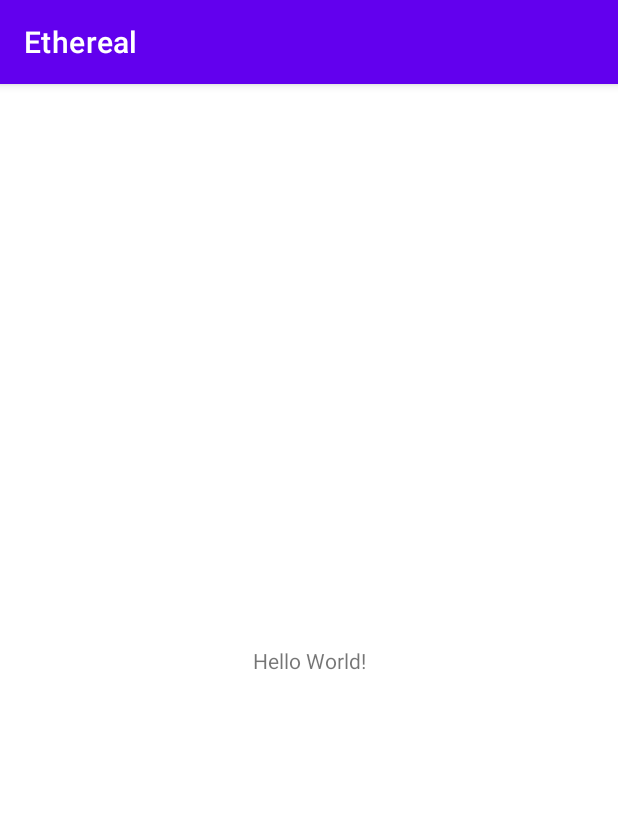
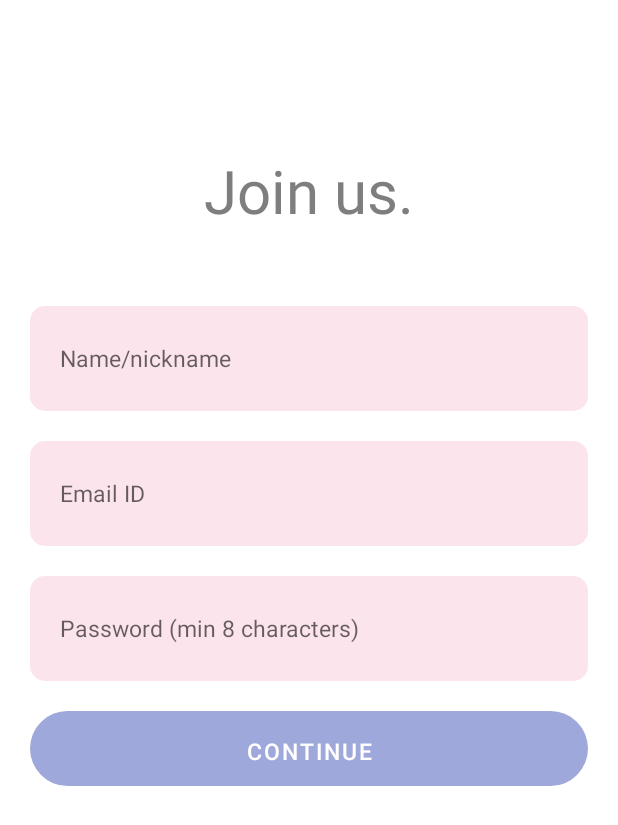
Before and after one commit to Prince-Christopher/Ethereal-1, an Android app: the screen it shows after launch (MainActivity), on a phone screen of 412 x 824 dp. Shown: the top 825 px of the screen. Run offline under Robolectric (Android 15) with nearby library versions, the phone set to English and light mode, and no system bars.

Commit message:
first commit, sing up page.

```diff
--- /dev/null
+++ b/app/src/main/res/drawable/roundedcircle.xml
@@ -0,0 +1,6 @@
+<?xml version="1.0" encoding="utf-8"?>
+<shape
+    xmlns:android="http://schemas.android.com/apk/res/android"
+    android:shape="rectangle">
+    <corners android:radius="200dp"/>
+</shape>
--- /dev/null
+++ b/app/src/main/res/drawable/roundedrectangle.xml
@@ -0,0 +1,7 @@
+<?xml version="1.0" encoding="utf-8"?>
+<shape
+    xmlns:android="http://schemas.android.com/apk/res/android"
+    android:shape="rectangle">
+    <corners android:radius="10dp"/>
+    <solid android:color="#FCE4EC"/>
+</shape>
--- a/app/src/main/res/layout/activity_main.xml
+++ b/app/src/main/res/layout/activity_main.xml
@@ -1,18 +1,75 @@
 <?xml version="1.0" encoding="utf-8"?>
-<androidx.constraintlayout.widget.ConstraintLayout xmlns:android="http://schemas.android.com/apk/res/android"
+<RelativeLayout xmlns:android="http://schemas.android.com/apk/res/android"
     xmlns:app="http://schemas.android.com/apk/res-auto"
     xmlns:tools="http://schemas.android.com/tools"
     android:layout_width="match_parent"
     android:layout_height="match_parent"
     tools:context=".MainActivity">
 
-    <TextView
-        android:layout_width="wrap_content"
-        android:layout_height="wrap_content"
-        android:text="Hello World!"
-        app:layout_constraintBottom_toBottomOf="parent"
-        app:layout_constraintLeft_toLeftOf="parent"
-        app:layout_constraintRight_toRightOf="parent"
-        app:layout_constraintTop_toTopOf="parent" />
+    <LinearLayout
+        android:layout_width="match_parent"
+        android:layout_height="match_parent"
+        android:orientation="vertical">
 
-</androidx.constraintlayout.widget.ConstraintLayout>
+        <TextView
+            android:layout_width="wrap_content"
+            android:layout_height="wrap_content"
+            android:text="Join us."
+            android:textSize="40dp"
+            android:textColor="@color/grey"
+            android:layout_gravity="center"
+            android:layout_marginTop="100dp"/>
+
+        <EditText
+            android:layout_width="match_parent"
+            android:layout_height="70dp"
+            android:id="@+id/namenickname"
+            android:background="@drawable/roundedrectangle"
+            android:padding="20dp"
+            android:textSize="15dp"
+            android:hint="Name/nickname"
+            android:layout_gravity="center"
+            android:layout_marginStart="20dp"
+            android:layout_marginEnd="20dp"
+            android:layout_marginTop="50dp"/>
+        <EditText
+            android:layout_width="match_parent"
+            android:layout_height="70dp"
+            android:id="@+id/email"
+            android:background="@drawable/roundedrectangle"
+            android:padding="20dp"
+            android:hint="Email ID"
+            android:textSize="15dp"
+            android:layout_gravity="center"
+            android:layout_marginStart="20dp"
+            android:layout_marginEnd="20dp"
+            android:layout_marginTop="20dp"/>
+        <EditText
+            android:layout_width="match_parent"
+            android:layout_height="70dp"
+            android:id="@+id/password"
+            android:background="@drawable/roundedrectangle"
+            android:padding="20dp"
+            android:hint="Password (min 8 characters)"
+            android:textSize="15dp"
+            android:layout_gravity="center"
+            android:layout_marginStart="20dp"
+            android:layout_marginEnd="20dp"
+            android:layout_marginTop="20dp"/>
+        <Button
+            android:layout_width="match_parent"
+            android:layout_height="50dp"
+            android:id="@+id/submit"
+            android:background="@drawable/roundedcircle"
+            app:backgroundTint="#9FA8DA"
+            android:padding="10dp"
+            android:text="CONTINUE"
+            android:textSize="15dp"
+            android:layout_gravity="center"
+            android:layout_marginStart="20dp"
+            android:layout_marginEnd="20dp"
+            android:layout_marginTop="20dp"/>
+
+    </LinearLayout>
+
+</RelativeLayout>
--- a/app/src/main/res/values-night/themes.xml
+++ b/app/src/main/res/values-night/themes.xml
@@ -1,6 +1,6 @@
 <resources xmlns:tools="http://schemas.android.com/tools">
     <!-- Base application theme. -->
-    <style name="Theme.Ethereal" parent="Theme.MaterialComponents.DayNight.DarkActionBar">
+    <style name="Theme.Ethereal" parent="Theme.MaterialComponents.DayNight.NoActionBar">
         <!-- Primary brand color. -->
         <item name="colorPrimary">@color/purple_200</item>
         <item name="colorPrimaryVariant">@color/purple_700</item>
--- a/app/src/main/res/values/colors.xml
+++ b/app/src/main/res/values/colors.xml
@@ -7,4 +7,5 @@
     <color name="teal_700">#FF018786</color>
     <color name="black">#FF000000</color>
     <color name="white">#FFFFFFFF</color>
+    <color name="grey">#7e7e7e</color>
 </resources>
--- a/app/src/main/res/values/themes.xml
+++ b/app/src/main/res/values/themes.xml
@@ -1,6 +1,6 @@
 <resources xmlns:tools="http://schemas.android.com/tools">
     <!-- Base application theme. -->
-    <style name="Theme.Ethereal" parent="Theme.MaterialComponents.DayNight.DarkActionBar">
+    <style name="Theme.Ethereal" parent="Theme.MaterialComponents.DayNight.NoActionBar">
         <!-- Primary brand color. -->
         <item name="colorPrimary">@color/purple_500</item>
         <item name="colorPrimaryVariant">@color/purple_700</item>
```
